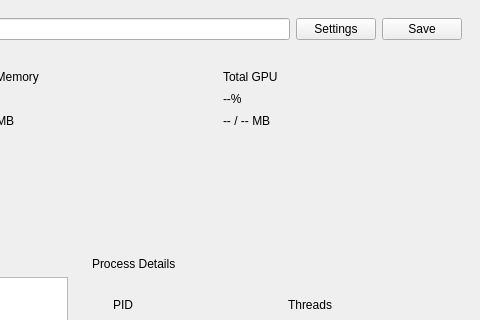
Qt form src/Viewer.ui (mrcarlino/process-scope) before a commit; both pictures show x 320 to 800 and y 0 to 320 of the 800 by 600 pixel window.
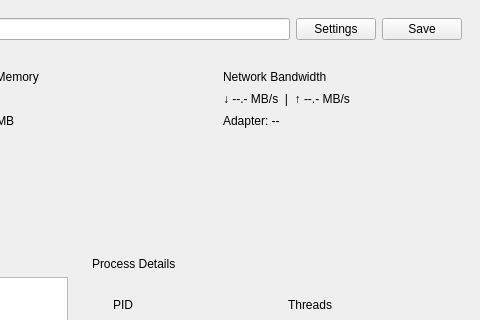
The same form after that commit.

Commit message: Added network stats parse and render

What changed in the file:
```diff
--- a/src/Viewer.ui
+++ b/src/Viewer.ui
@@ -218,21 +218,21 @@
           <item>
            <widget class="QLabel" name="totalGpuCardLabel">
             <property name="text">
-             <string>Total GPU</string>
+             <string>Network Bandwidth</string>
             </property>
            </widget>
           </item>
           <item>
            <widget class="QLabel" name="totalGpuValueLabel">
             <property name="text">
-             <string>--%</string>
+             <string>↓ --.- MB/s  |  ↑ --.- MB/s</string>
             </property>
            </widget>
           </item>
           <item>
            <widget class="QLabel" name="totalGpuSubLabel">
             <property name="text">
-             <string>-- / -- MB</string>
+             <string>Adapter: --</string>
             </property>
            </widget>
           </item>
```
Left out of the diff: 8 changed lines with no effect on the pictures. The commit also changes 9 other files.
